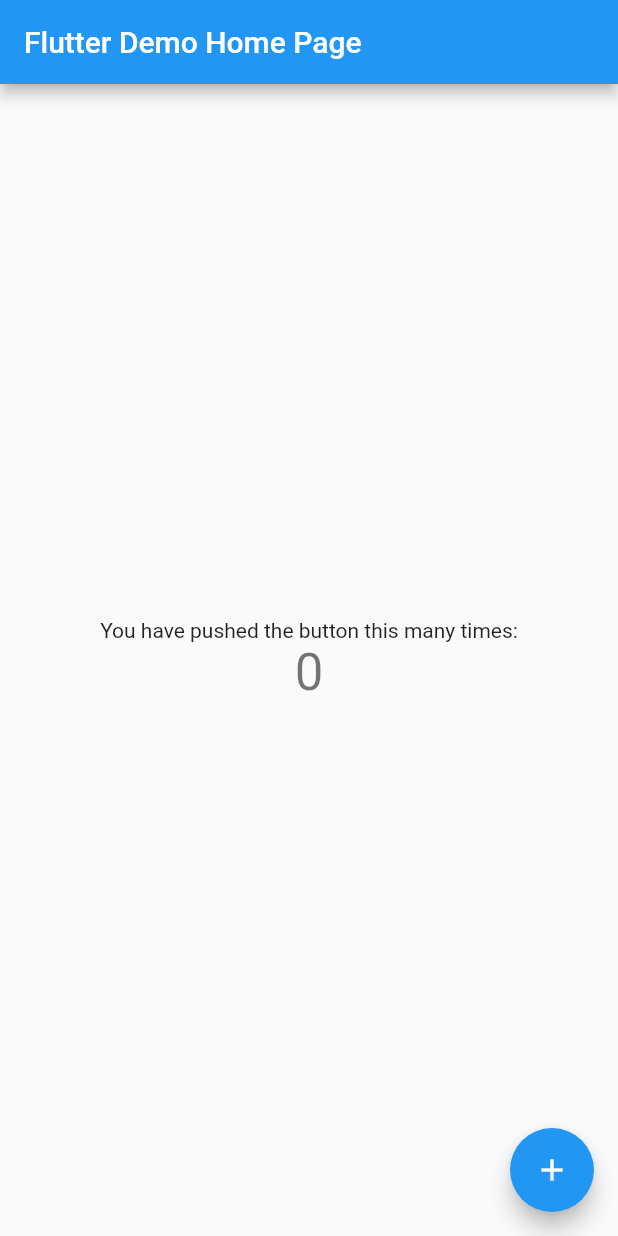
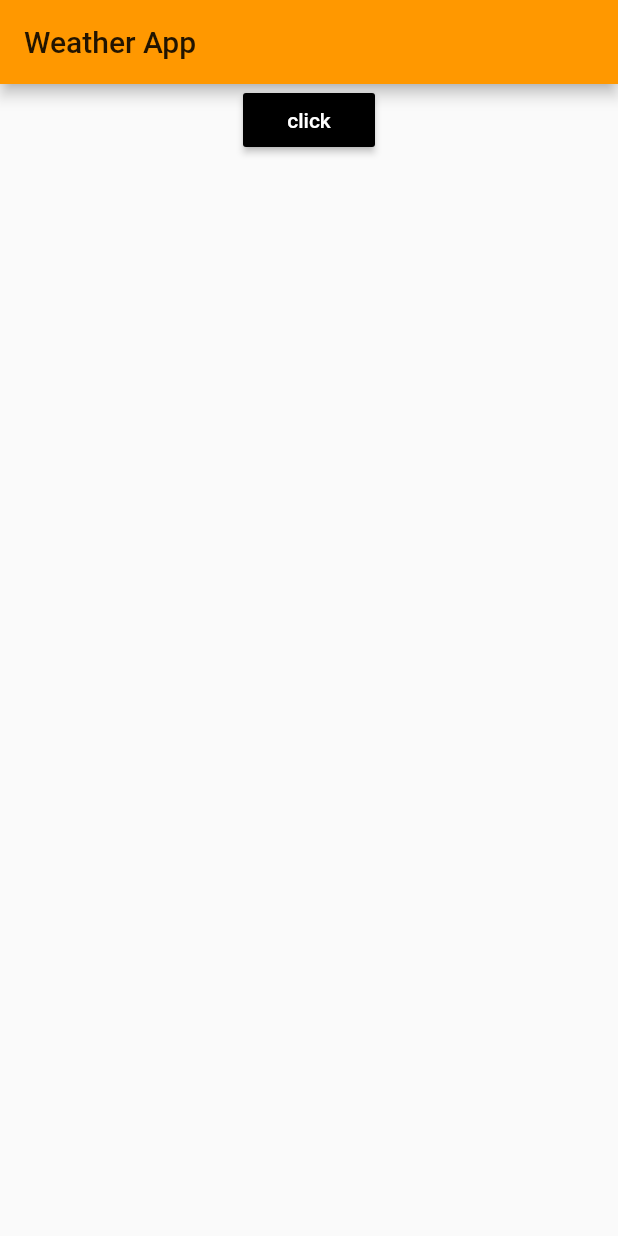
Before and after one commit to theadeshkhanna/weather_app, a Flutter app: the screen it shows after launch, on a phone screen of 412 x 824 dp. Run offline on Flutter 3.47's test engine with Material 2 defaults, Android fonts, the phone set to English and light mode, and no system bars.

```diff
--- /dev/null
+++ b/lib/Weather.dart
@@ -0,0 +1,32 @@
+import 'package:flutter/material.dart';
+import 'package:http/http.dart' as http;
+
+class Weather extends StatelessWidget {
+  final String url = 'http://api.openweathermap.org/data/2.5/weather?q=Varanasi&units=metric&appid=c4d43f47ca2c4387e922975a2bf99380';
+
+  void value() {
+     http.get(url).then((http.Response response) {
+       print(response.body);
+     });
+  }
+
+  @override
+  Widget build(BuildContext context) {
+    return Scaffold(
+      appBar: AppBar(
+        title: Text('Weather App'),
+      ),
+      body: Column(
+        children: <Widget>[
+          Center(
+            child: RaisedButton(
+              child: Text('click', style: TextStyle(color: Colors.white)),
+              onPressed: value,
+              color: Colors.black,
+            ),
+          ),
+        ],
+      ),
+    );
+  }
+}
--- a/lib/main.dart
+++ b/lib/main.dart
@@ -1,111 +1,16 @@
 import 'package:flutter/material.dart';
+import 'Weather.dart';
 
-void main() => runApp(MyApp());
+void main () => runApp(new WeatherApp());
 
-class MyApp extends StatelessWidget {
-  // This widget is the root of your application.
+class WeatherApp extends StatelessWidget {
   @override
   Widget build(BuildContext context) {
     return MaterialApp(
-      title: 'Flutter Demo',
       theme: ThemeData(
-        // This is the theme of your application.
-        //
-        // Try running your application with "flutter run". You'll see the
-        // application has a blue toolbar. Then, without quitting the app, try
-        // changing the primarySwatch below to Colors.green and then invoke
-        // "hot reload" (press "r" in the console where you ran "flutter run",
-        // or simply save your changes to "hot reload" in a Flutter IDE).
-        // Notice that the counter didn't reset back to zero; the application
-        // is not restarted.
-        primarySwatch: Colors.blue,
+        primarySwatch: Colors.orange
       ),
-      home: MyHomePage(title: 'Flutter Demo Home Page'),
+      home: Weather(),
     );
   }
 }
-
-class MyHomePage extends StatefulWidget {
-  MyHomePage({Key key, this.title}) : super(key: key);
-
-  // This widget is the home page of your application. It is stateful, meaning
-  // that it has a State object (defined below) that contains fields that affect
-  // how it looks.
-
-  // This class is the configuration for the state. It holds the values (in this
-  // case the title) provided by the parent (in this case the App widget) and
-  // used by the build method of the State. Fields in a Widget subclass are
-  // always marked "final".
-
-  final String title;
-
-  @override
-  _MyHomePageState createState() => _MyHomePageState();
-}
-
-class _MyHomePageState extends State<MyHomePage> {
-  int _counter = 0;
-
-  void _incrementCounter() {
-    setState(() {
-      // This call to setState tells the Flutter framework that something has
-      // changed in this State, which causes it to rerun the build method below
-      // so that the display can reflect the updated values. If we changed
-      // _counter without calling setState(), then the build method would not be
-      // called again, and so nothing would appear to happen.
-      _counter++;
-    });
-  }
-
-  @override
-  Widget build(BuildContext context) {
-    // This method is rerun every time setState is called, for instance as done
-    // by the _incrementCounter method above.
-    //
-    // The Flutter framework has been optimized to make rerunning build methods
-    // fast, so that you can just rebuild anything that needs updating rather
-    // than having to individually change instances of widgets.
-    return Scaffold(
-      appBar: AppBar(
-        // Here we take the value from the MyHomePage object that was created by
-        // the App.build method, and use it to set our appbar title.
-        title: Text(widget.title),
-      ),
-      body: Center(
-        // Center is a layout widget. It takes a single child and positions it
-        // in the middle of the parent.
-        child: Column(
-          // Column is also a layout widget. It takes a list of children and
-          // arranges them vertically. By default, it sizes itself to fit its
-          // children horizontally, and tries to be as tall as its parent.
-          //
-          // Invoke "debug painting" (press "p" in the console, choose the
-          // "Toggle Debug Paint" action from the Flutter Inspector in Android
-          // Studio, or the "Toggle Debug Paint" command in Visual Studio Code)
-          // to see the wireframe for each widget.
-          //
-          // Column has various properties to control how it sizes itself and
-          // how it positions its children. Here we use mainAxisAlignment to
-          // center the children vertically; the main axis here is the vertical
-          // axis because Columns are vertical (the cross axis would be
-          // horizontal).
-          mainAxisAlignment: MainAxisAlignment.center,
-          children: <Widget>[
-            Text(
-              'You have pushed the button this many times:',
-            ),
-            Text(
-              '$_counter',
-              style: Theme.of(context).textTheme.display1,
-            ),
-          ],
-        ),
-      ),
-      floatingActionButton: FloatingActionButton(
-        onPressed: _incrementCounter,
-        tooltip: 'Increment',
-        child: Icon(Icons.add),
-      ), // This trailing comma makes auto-formatting nicer for build methods.
-    );
-  }
-}
```
